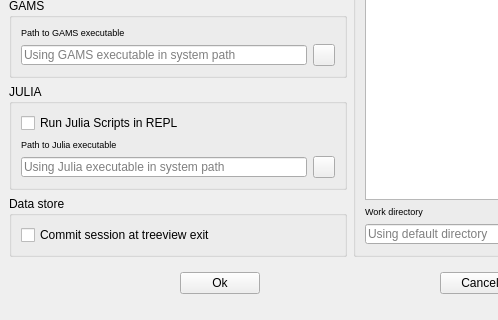
The window that spinetoolbox/ui/settings.ui (spine-tools/Spine-Toolbox) describes before a commit, drawn with Qt 5; both pictures show x 0 to 498 and y 200 to 520 of the 700 by 520 pixel window.
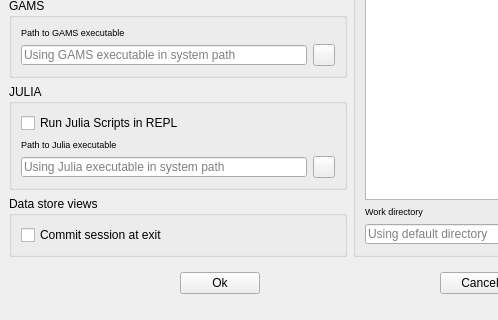
The same window after the commit.

Commit message: Issue #229 updated: prompt to commit changes depending on app setting.

Patch:
```diff
--- a/spinetoolbox/ui/settings.ui
+++ b/spinetoolbox/ui/settings.ui
@@ -360,7 +360,7 @@
        <item>
         <widget class="QGroupBox" name="groupBox_data_store">
          <property name="title">
-          <string>Data store</string>
+          <string>Data store views</string>
          </property>
          <layout class="QVBoxLayout" name="verticalLayout_4">
           <item>
@@ -369,7 +369,7 @@
              <string>&lt;html&gt;&lt;head/&gt;&lt;body&gt;&lt;p&gt;Unchecked: Does not commit session and does not show message box&lt;/p&gt;&lt;p&gt;Partially checked: Shows message box (default)&lt;/p&gt;&lt;p&gt;Checked: Commits session and does not show message box&lt;/p&gt;&lt;p&gt;&lt;br/&gt;&lt;/p&gt;&lt;/body&gt;&lt;/html&gt;</string>
             </property>
             <property name="text">
-             <string>Commit session at treeview exit</string>
+             <string>Commit session at exit</string>
             </property>
             <property name="tristate">
              <bool>true</bool>
```
Left out of the diff: 6 changed lines with no effect on the pictures. The commit also changes 5 other files.
